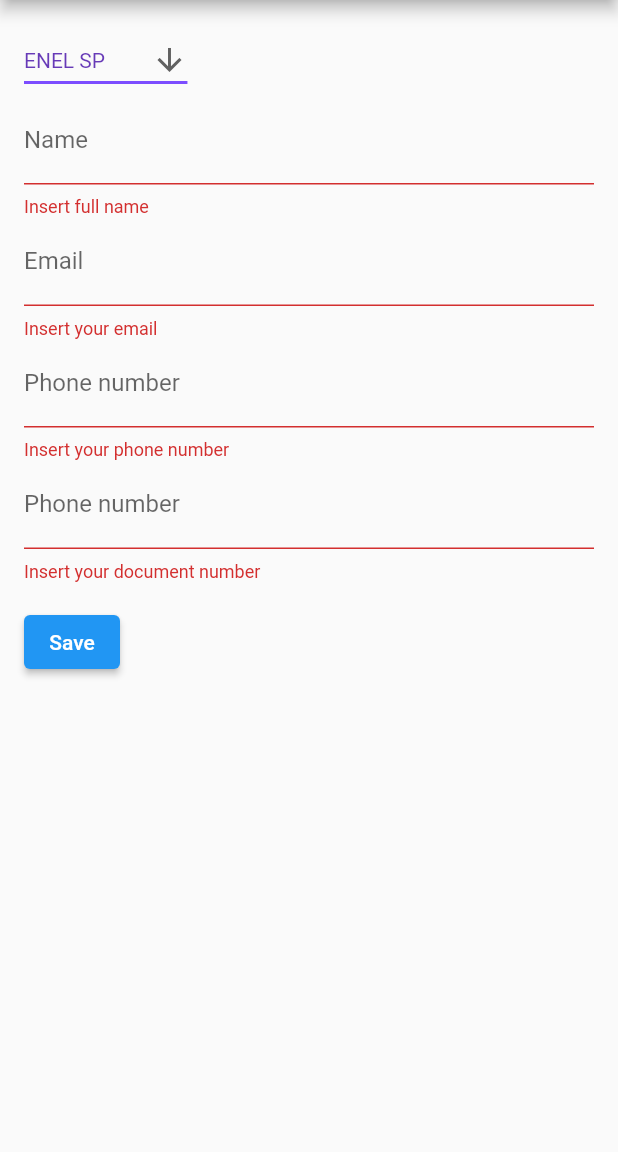
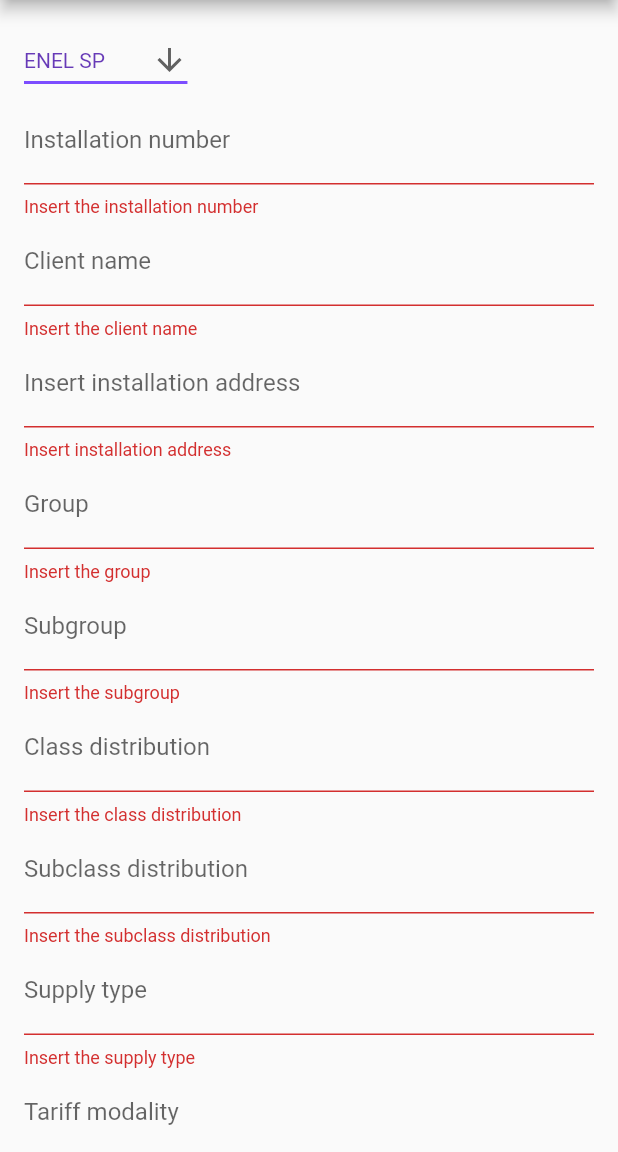
Before and after one commit to brunotfarsura/powereffi_mobile, a Flutter app: the EnergyConsumptionData screen opened by its route, after a tap on "Save", on a phone screen of 412 x 824 dp, the part 84-1236 px from its top. Run offline on Flutter 3.47's test engine with Material 2 defaults, Android fonts, the light colour scheme and no system bars; our stand-ins replace floor; accounts and stored records are empty.

Commit message:
create dao

```diff
--- /dev/null
+++ b/lib/dao/energyConsumptionDao.dart
@@ -0,0 +1,14 @@
+import 'package:floor/floor.dart';
+import 'package:powereffi_mobile/model/energy.dart';
+
+@dao
+abstract class PersonDataDao {
+  @Query("SELECT * FROM Energy")
+  Future<List<Energy>> findAll();
+
+  @insert
+  Future<int> insertPerson(Energy energy);
+
+  @delete
+  Future<int> deletePerson(Energy energy);
+}
--- a/lib/energyConsumption/energyConsumptionData.dart
+++ b/lib/energyConsumption/energyConsumptionData.dart
@@ -2,6 +2,7 @@
 import 'package:flutter/src/widgets/container.dart';
 import 'package:flutter/src/widgets/framework.dart';
 import 'package:powereffi_mobile/energyConsumption/DropDownButtonWidget.dart';
+import 'package:powereffi_mobile/model/energy.dart';
 import 'package:powereffi_mobile/model/person.dart';
 
 class EnergyConsumptionData extends StatelessWidget {
@@ -43,44 +44,99 @@
                 const DropDownButtonWidget(),
                 TextFormField(
                   decoration: const InputDecoration(
-                      hintText: "Name", labelText: "Name"),
-                  controller: _distributionCompanyNameController,
+                      hintText: "Installation number", labelText: "Installation number"),
+                  controller: _installationNumberController,
                   validator: (value) {
                     if (value == null || value.isEmpty) {
-                      return 'Insert full name';
+                      return 'Insert the installation number';
                     }
                     return null;
                   },
                 ),
                 TextFormField(
                   decoration: const InputDecoration(
-                      hintText: "Email", labelText: "Email"),
-                  controller: _installationNumberController,
+                      hintText: "Client name", labelText: "Client name"),
+                  controller: _clientNameController,
                   validator: (value) {
                     if (value == null || value.isEmpty) {
-                      return 'Insert your email';
+                      return 'Insert the client name';
                     }
                     return null;
                   },
                 ),
                 TextFormField(
                   decoration: const InputDecoration(
-                      hintText: "Phone number", labelText: "Phone number"),
-                  controller: _clientNameController,
+                      hintText: "Insert installation address", labelText: "Insert installation address"),
+                  controller: _addressController,
                   validator: (value) {
                     if (value == null || value.isEmpty) {
-                      return 'Insert your phone number';
+                      return 'Insert installation address';
                     }
                     return null;
                   },
                 ),
                 TextFormField(
                   decoration: const InputDecoration(
-                      hintText: "Document number", labelText: "Phone number"),
-                  controller: _addressController,
+                      hintText: "Group", labelText: "Group"),
+                  controller: _groupController,
                   validator: (value) {
                     if (value == null || value.isEmpty) {
-                      return 'Insert your document number';
+                      return 'Insert the group';
+                    }
+                    return null;
+                  },
+                ),
+                TextFormField(
+                  decoration: const InputDecoration(
+                      hintText: "Subgroup", labelText: "Subgroup"),
+                  controller: _subGroupController,
+                  validator: (value) {
+                    if (value == null || value.isEmpty) {
+                      return 'Insert the subgroup';
+                    }
+                    return null;
+                  },
+                ),
+                TextFormField(
+                  decoration: const InputDecoration(
+                      hintText: "Class distribution", labelText: "Class distribution"),
+                  controller: _classDistributionController,
+                  validator: (value) {
+                    if (value == null || value.isEmpty) {
+                      return 'Insert the class distribution';
+                    }
+                    return null;
+                  },
+                ),
+                TextFormField(
+                  decoration: const InputDecoration(
+                      hintText: "Subclass distribution", labelText: "Subclass distribution"),
+                  controller: _subClassDistributionController,
+                  validator: (value) {
+                    if (value == null || value.isEmpty) {
+                      return 'Insert the subclass distribution';
+                    }
+                    return null;
+                  },
+                ),
+                TextFormField(
+                  decoration: const InputDecoration(
+                      hintText: "Supply type", labelText: "Supply type"),
+                  controller: _supplyTypeController,
+                  validator: (value) {
+                    if (value == null || value.isEmpty) {
+                      return 'Insert the supply type';
+                    }
+                    return null;
+                  },
+                ),
+                TextFormField(
+                  decoration: const InputDecoration(
+                      hintText: "Tariff modality", labelText: "Tariff modality"),
+                  controller: _tariffModalityController,
+                  validator: (value) {
+                    if (value == null || value.isEmpty) {
+                      return 'Insert the tariff modality';
                     }
                     return null;
                   },
@@ -90,6 +146,19 @@
                   child: ElevatedButton(
                     onPressed: () {
                       if (_formKey.currentState!.validate()) {
+                        Energy energy = Energy(
+                          distributionCompanyName: _distributionCompanyNameController.text,
+                          installationNumber: _installationNumberController.text,
+                          clientName: _clientNameController.text,
+                          address: _addressController.text,
+                          group: _groupController.text,
+                          subGroup: _subGroupController.text,
+                          classDistribution: _classDistributionController.text,
+                          subClassDistribution: _subClassDistributionController.text,
+                          supplyType: _supplyTypeController.text,
+                          tariffModality: _tariffModalityController.text
+                          //allEnergyConsumption:
+                        );
 
                       //Navigator.pop(context, person);
                         Navigator.pushNamed(context, "/consumptionProfile");
--- a/lib/model/energy.dart
+++ b/lib/model/energy.dart
@@ -15,7 +15,7 @@
   String subClassDistribution;
   String supplyType;
   String tariffModality;
-  List<String> allEnergyConsumption;
+  List<String>? allEnergyConsumption;
 
   Energy({this.id,
     required this.distributionCompanyName,
@@ -28,6 +28,7 @@
     required this.subClassDistribution,
     required this.supplyType,
     required this.tariffModality,
-    required this.allEnergyConsumption
+    //required this.allEnergyConsumption
+    this.allEnergyConsumption
   });
 }
```
